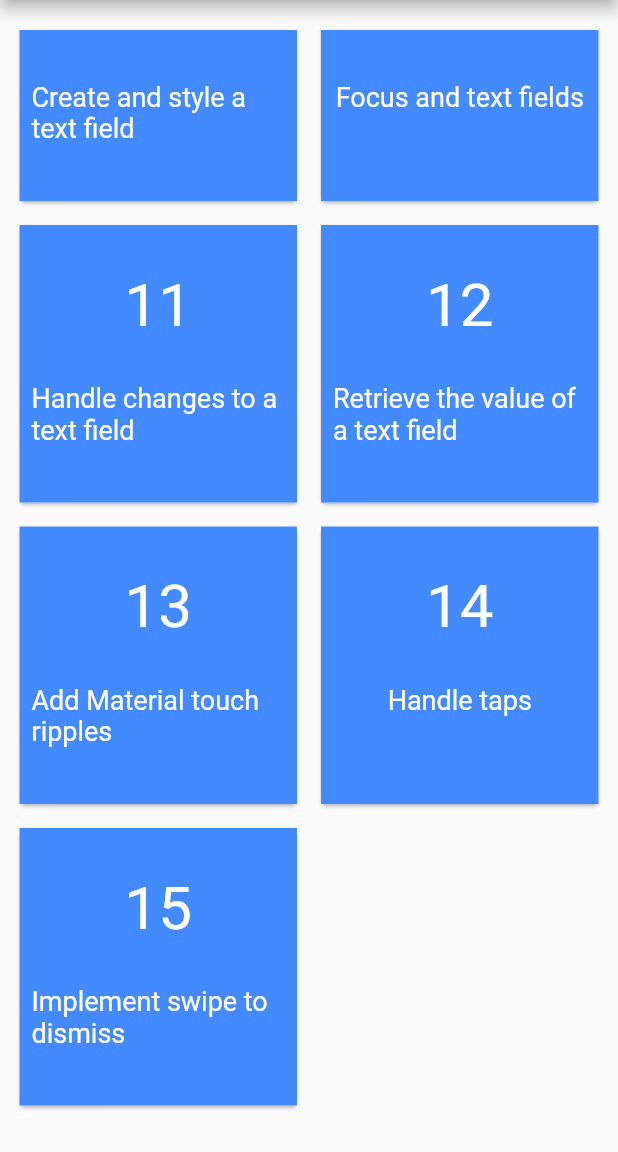
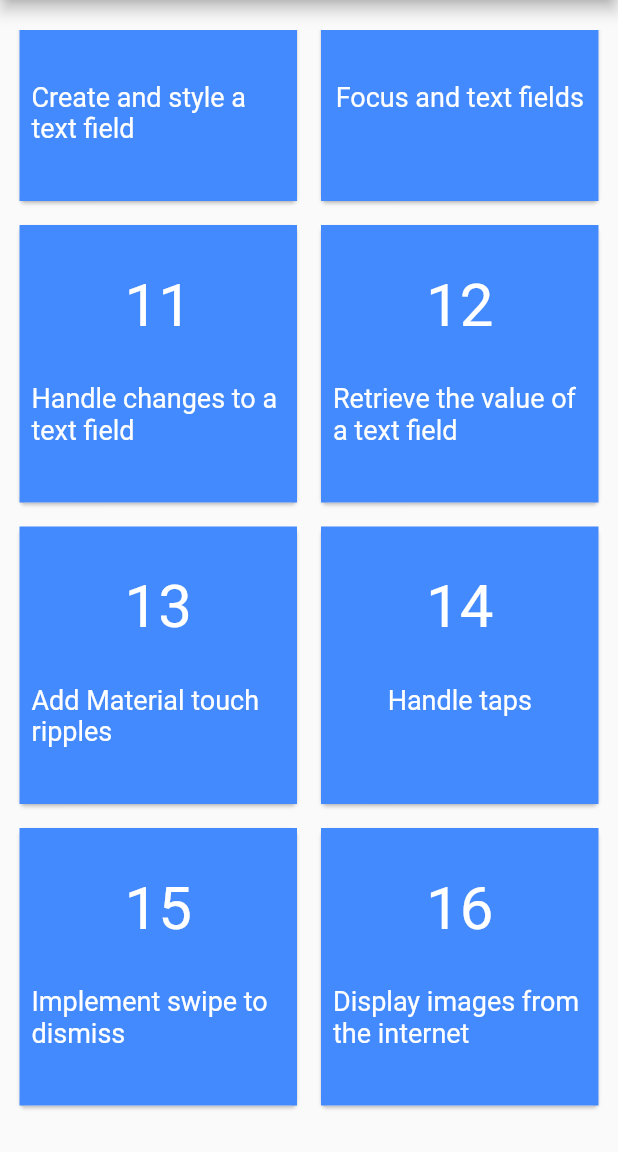
Before and after one commit to ComadoDragon/flutter_all_widgets, a Flutter app: the screen it shows after launch, scrolled down 886 dp, on a phone screen of 412 x 824 dp, the part 84-1236 px from its top. Run offline on Flutter 3.47's test engine with Material 2 defaults, Android fonts, the phone set to English and light mode, and no system bars; our stand-ins replace cached_network_image.

Commit message:
Images pages added

```diff
--- a/lib/constants.dart
+++ b/lib/constants.dart
@@ -17,4 +17,7 @@ class Constants {
   static const String ROUTE_ADD_MATERIAL_TOUCH_RIPPLES = "/add_material_touch_ripples";
   static const String ROUTE_HANDLE_TAPS = "/handle_taps";
   static const String ROUTE_IMPLEMENT_SWIPE_TO_DISMISS = "/implement_swipe_to_dismiss";
+  static const String ROUTE_DISPLAY_IMAGES_FROM_THE_INTERNET = "/display_images_from_the_internet";
+  static const String ROUTE_FADE_IN_IMAGES_WITH_A_PLACEHOLDER = "/fade_in_images_with_a_placeholder";
+  static const String ROUTE_WORK_WITH_CACHED_IMAGES = "/work_with_cached_images";
 }
--- a/lib/main_menu.dart
+++ b/lib/main_menu.dart
@@ -37,6 +37,9 @@ class MainMenu {
     menuList.add(new MainMenu(13, Constants.ROUTE_ADD_MATERIAL_TOUCH_RIPPLES, "Add Material touch ripples"));
     menuList.add(new MainMenu(14, Constants.ROUTE_HANDLE_TAPS, "Handle taps"));
     menuList.add(new MainMenu(15, Constants.ROUTE_IMPLEMENT_SWIPE_TO_DISMISS, "Implement swipe to dismiss"));
+    menuList.add(new MainMenu(16, Constants.ROUTE_DISPLAY_IMAGES_FROM_THE_INTERNET, "Display images from the internet"));
+    menuList.add(new MainMenu(17, Constants.ROUTE_FADE_IN_IMAGES_WITH_A_PLACEHOLDER, "Fade in images with a placeholder"));
+    menuList.add(new MainMenu(18, Constants.ROUTE_WORK_WITH_CACHED_IMAGES, "Work with cached images"));
 
     return menuList;
   }
--- a/lib/route_generator.dart
+++ b/lib/route_generator.dart
@@ -16,6 +16,9 @@ import 'package:flutter_all_widgets/widgets/forms/retrieve_the_value_of_a_text_f
 import 'package:flutter_all_widgets/widgets/gestures/add_material_touch_ripples.dart';
 import 'package:flutter_all_widgets/widgets/gestures/handle_taps.dart';
 import 'package:flutter_all_widgets/widgets/gestures/implement_swipe_to_dismiss.dart';
+import 'package:flutter_all_widgets/widgets/images/display_images_from_the_internet.dart';
+import 'package:flutter_all_widgets/widgets/images/fade_in_images_with_a_placeholder.dart';
+import 'package:flutter_all_widgets/widgets/images/work_with_cached_images.dart';
 
 class RouteGenerator {
   static Route<dynamic> generateRoute(RouteSettings settings) {
@@ -177,6 +180,36 @@ class RouteGenerator {
           );
         }
         return _errorRoute();
+      case Constants.ROUTE_DISPLAY_IMAGES_FROM_THE_INTERNET:
+      // Validation of correct data type
+        if (args is String) {
+          return MaterialPageRoute(
+            builder: (_) => DisplayImagesFromTheInternet(
+              title: args,
+            ),
+          );
+        }
+        return _errorRoute();
+      case Constants.ROUTE_FADE_IN_IMAGES_WITH_A_PLACEHOLDER:
+      // Validation of correct data type
+        if (args is String) {
+          return MaterialPageRoute(
+            builder: (_) => FadeInImagesWithAPlaceholder(
+              title: args,
+            ),
+          );
+        }
+        return _errorRoute();
+      case Constants.ROUTE_WORK_WITH_CACHED_IMAGES:
+      // Validation of correct data type
+        if (args is String) {
+          return MaterialPageRoute(
+            builder: (_) => WorkWithCachedImages(
+              title: args,
+            ),
+          );
+        }
+        return _errorRoute();
       default:
       // If there is no such named route in the switch statement, e.g. /third
         return _errorRoute();
```
Also changed, not shown: lib/widgets/images/display_images_from_the_internet.dart (added, +20 -0 lines), lib/widgets/images/fade_in_images_with_a_placeholder.dart (added, +23 -0 lines), lib/widgets/images/work_with_cached_images.dart (added, +25 -0 lines), pubspec.yaml (+6 -2 lines), assets/loading.gif (added), pubspec.lock.
